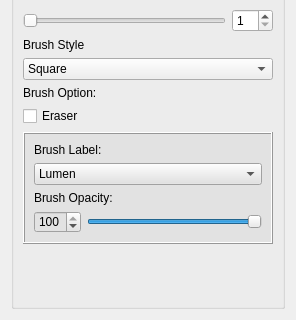
wuzhuobin/Vessel_Project, file codes/Controller/InteractorStyles/QInteractorStylePaintBrush.ui: the form before one commit; both pictures show x 0 to 296 and y 149 to 469 of the 296 by 469 pixel window.
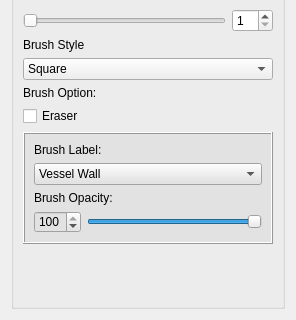
The form after the commit. Icons and pictures are not drawn.

What changed in the file:
```diff
--- a/codes/Controller/InteractorStyles/QInteractorStylePaintBrush.ui
+++ b/codes/Controller/InteractorStyles/QInteractorStylePaintBrush.ui
@@ -219,15 +219,6 @@
              <height>13</height>
             </size>
            </property>
-           <item>
-            <property name="text">
-             <string>Lumen</string>
-            </property>
-            <property name="icon">
-             <iconset resource="../../resources/Project.qrc">
-              <normaloff>:/icons/redbox.png</normaloff>:/icons/redbox.png</iconset>
-            </property>
-           </item>
            <item>
             <property name="text">
              <string>Vessel Wall</string>
```
Left out of the diff: 21 changed lines with no effect on the pictures.
